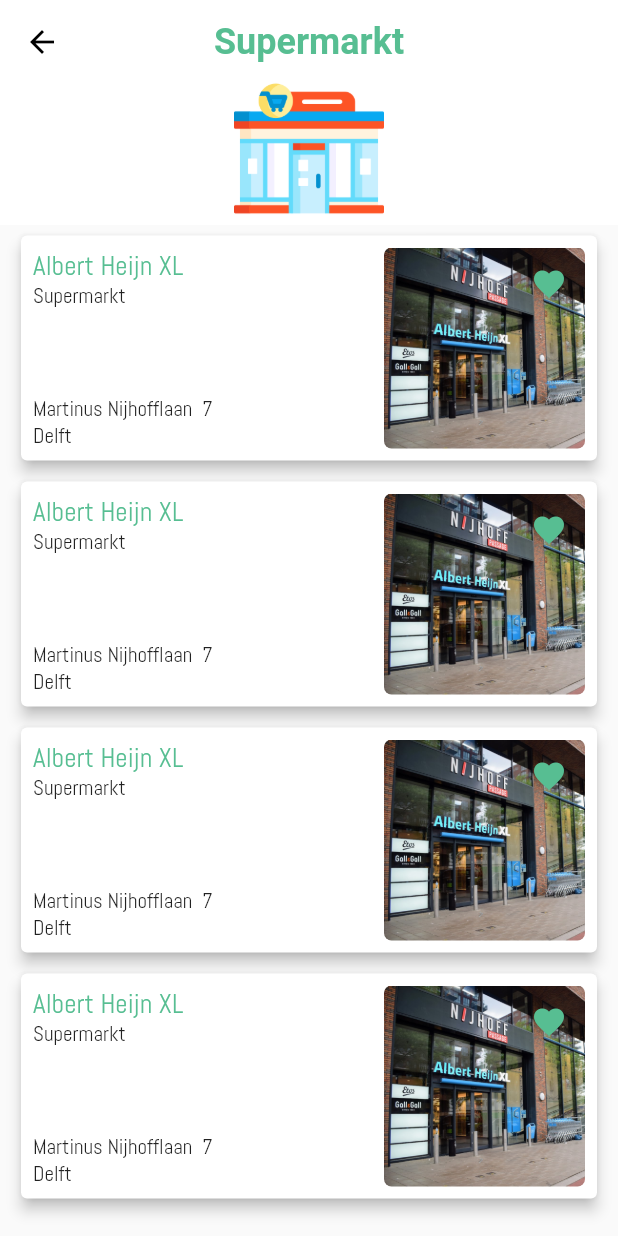
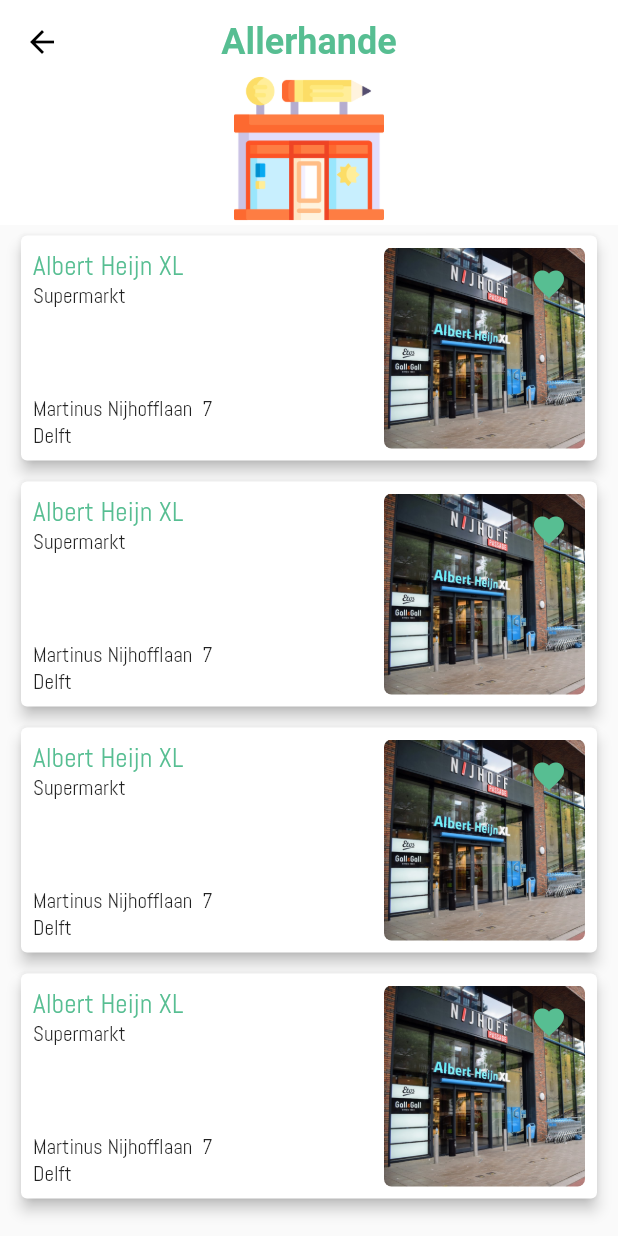
Before and after one commit to abel-vs/shapp, a Flutter app: the ShopsPage screen opened directly, after a tap on "Allerhande", on a phone screen of 412 x 824 dp. Run offline on Flutter 3.47's test engine with Material 2 defaults, Android fonts, the phone set to English and light mode, and no system bars; our stand-ins replace google_maps_flutter, location, share.

Commit message:
Made shopbranch title and image not hardcoded

```diff
--- a/lib/screens/shop_branch_page.dart
+++ b/lib/screens/shop_branch_page.dart
@@ -1,13 +1,19 @@
+import 'package:Shapp/services/app_localizations.dart';
 import 'package:Shapp/widgets/shop_card.dart';
 import 'package:flutter/material.dart';
 
 class ShopBranchPage extends StatelessWidget {
+  final String branch;
+  final String image;
+
+  ShopBranchPage(this.branch, this.image);
+
   @override
   Widget build(BuildContext context) {
     return Scaffold(
       body: CustomScrollView(slivers: [
         SliverAppBar(
-          title: Text('Supermarkt'),
+          title: Text(branch),
           centerTitle: true,
           pinned: true,
           expandedHeight: 150.0,
@@ -30,7 +36,7 @@ class ShopBranchPage extends StatelessWidget {
                     right: 1,
                     bottom: 1,
                     child: Image.asset(
-                      'assets/images/shops/supermarket.png',
+                      image,
                       height: 100,
                     ),
                   ),
--- a/lib/widgets/shop_tile.dart
+++ b/lib/widgets/shop_tile.dart
@@ -36,7 +36,7 @@ class ShopTile extends StatelessWidget {
       ),
       onTap: () => Navigator.of(context).push(
         MaterialPageRoute(
-          builder: (context) => ShopBranchPage(),
+          builder: (context) => ShopBranchPage(title, image),
         ),
       ),
       borderRadius: BorderRadius.all(const Radius.circular(5.0)),
```
